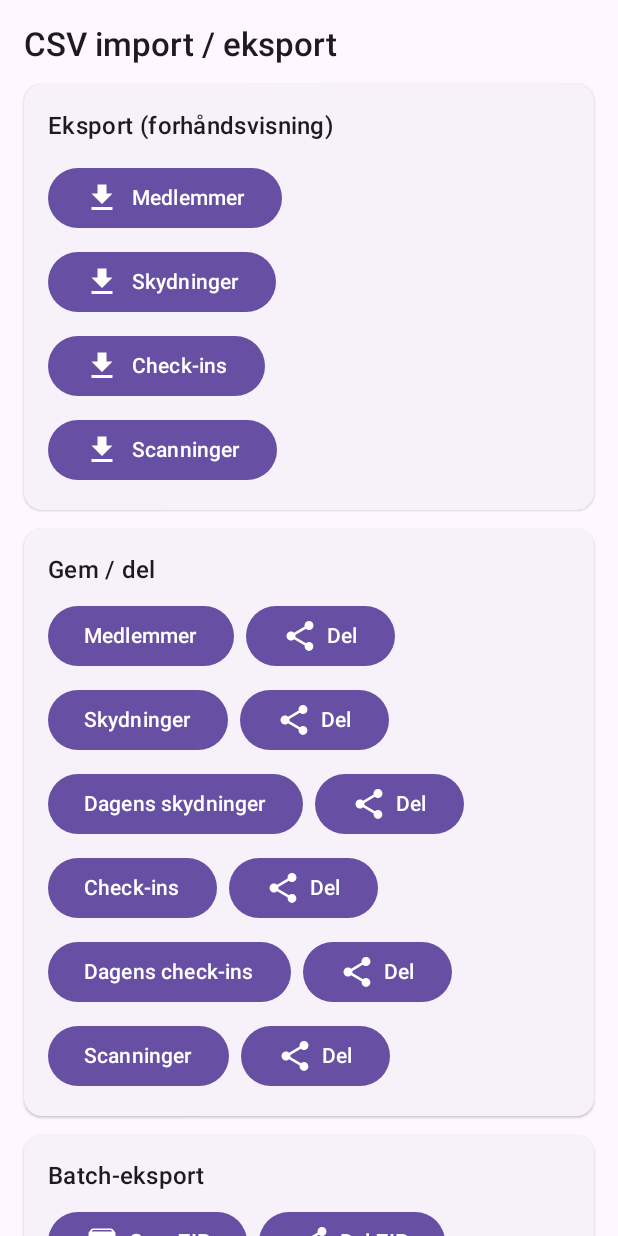
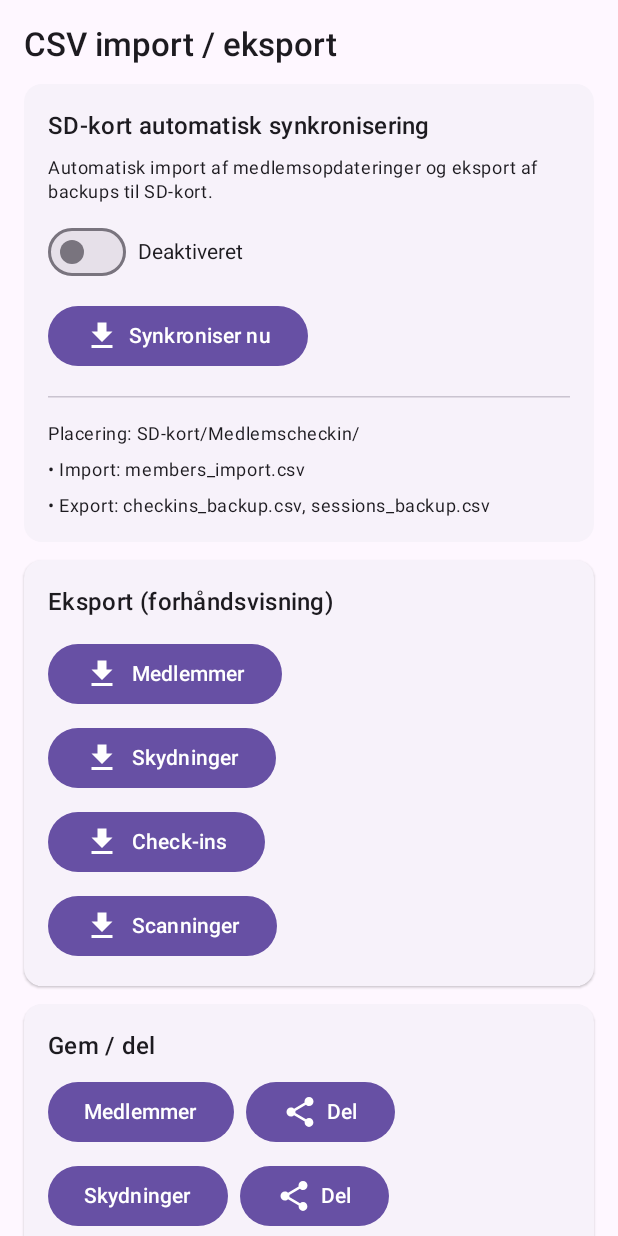
Before and after one commit to SBalslev/MemberregistrationApp, an Android app built with Jetpack Compose: the ImportExportScreen screen opened through its navigation route, on a phone screen of 412 x 824 dp. Run offline under Robolectric (Android 15) with nearby library versions, the light colour scheme and no system bars; our stand-ins replace Dagger/Hilt's generated code, Room's generated code; libraries missing offline, so code that uses them is left out: androidx.camera.core, androidx.camera.lifecycle, androidx.camera.view, com.journeyapps.barcodescanner; 5 statements that could not run were skipped.

Commit message:
feat(sd-card-sync): implement automatic import/export functionality for member data and backups

```diff
--- a/app/src/main/java/com/club/medlems/ui/importexport/ImportExportScreen.kt
+++ b/app/src/main/java/com/club/medlems/ui/importexport/ImportExportScreen.kt
@@ -31,7 +31,10 @@ import androidx.compose.foundation.lazy.rememberLazyListState
 import com.club.medlems.ui.attendant.AdminActionsViewModel
 
 @Composable
-fun ImportExportScreen(onBack: () -> Unit, csvService: CsvService = hiltViewModel<ImportExportViewModel>().csvService) {
+fun ImportExportScreen(onBack: () -> Unit, viewModel: ImportExportViewModel = hiltViewModel()) {
+    val csvService = viewModel.csvService
+    val sdCardSyncManager = viewModel.sdCardSyncManager
+    val sdCardSyncPreferences = viewModel.sdCardSyncPreferences
     val scope = rememberCoroutineScope()
     val context = LocalContext.current
     val exporter = remember { CsvFileExporter(context) }
@@ -41,6 +44,9 @@ fun ImportExportScreen(onBack: () -> Unit, csvService: CsvService = hiltViewMode
     var scanEventsCsv by remember { mutableStateOf<String?>(null) }
     var importResult by remember { mutableStateOf<String?>(null) }
     var importing by remember { mutableStateOf(false) }
+    var sdSyncEnabled by remember { mutableStateOf(sdCardSyncPreferences.isAutoSyncEnabled()) }
+    var sdSyncResult by remember { mutableStateOf<String?>(null) }
+    var sdSyncing by remember { mutableStateOf(false) }
     val picker = rememberLauncherForActivityResult(ActivityResultContracts.OpenDocument()) { uri: Uri? ->
         if (uri != null) {
             scope.launch {
@@ -65,6 +71,71 @@ fun ImportExportScreen(onBack: () -> Unit, csvService: CsvService = hiltViewMode
         horizontalAlignment = Alignment.Start
     ) {
         Text("CSV import / eksport", style = MaterialTheme.typography.titleLarge, fontWeight = FontWeight.SemiBold)
+        Spacer(Modifier.height(12.dp))
+
+        // SD Card Auto-Sync Section
+        ElevatedCard(Modifier.fillMaxWidth()) {
+            Column(Modifier.fillMaxWidth().padding(16.dp), verticalArrangement = Arrangement.spacedBy(8.dp)) {
+                Text("SD-kort automatisk synkronisering", style = MaterialTheme.typography.titleMedium)
+                Text("Automatisk import af medlemsopdateringer og eksport af backups til SD-kort.",
+                     style = MaterialTheme.typography.bodySmall)
+
+                Row(verticalAlignment = Alignment.CenterVertically, modifier = Modifier.fillMaxWidth()) {
+                    Switch(
+                        checked = sdSyncEnabled,
+                        onCheckedChange = { enabled ->
+                            sdSyncEnabled = enabled
+                            sdCardSyncPreferences.setAutoSyncEnabled(enabled)
+                            if (enabled) {
+                                sdCardSyncManager.startAutoSync()
+                                Toast.makeText(context, "Auto-synkronisering aktiveret", Toast.LENGTH_SHORT).show()
+                            } else {
+                                sdCardSyncManager.stopAutoSync()
+                                Toast.makeText(context, "Auto-synkronisering deaktiveret", Toast.LENGTH_SHORT).show()
+                            }
+                        }
+                    )
+                    Spacer(Modifier.width(8.dp))
+                    Text(if (sdSyncEnabled) "Aktiveret (hver time)" else "Deaktiveret")
+                }
+
+                Row(horizontalArrangement = Arrangement.spacedBy(8.dp)) {
+                    Button(
+                        enabled = !sdSyncing,
+                        onClick = {
+                            scope.launch {
+                                sdSyncing = true
+                                sdSyncResult = null
+                                try {
+                                    val result = sdCardSyncManager.performSync()
+                                    sdSyncResult = result.message
+                                    Toast.makeText(context, result.message, Toast.LENGTH_LONG).show()
+                                } catch (e: Exception) {
+                                    sdSyncResult = "Fejl: ${e.message}"
+                                    Toast.makeText(context, "Fejl: ${e.message}", Toast.LENGTH_LONG).show()
+                                }
+                                sdSyncing = false
+                            }
+                        }
+                    ) {
+                        if (sdSyncing) CircularProgressIndicator(Modifier.size(16.dp), strokeWidth = 2.dp)
+                        else Icon(Icons.Default.FileDownload, contentDescription = null)
+                        Spacer(Modifier.width(6.dp))
+                        Text(if (sdSyncing) "Synkroniserer..." else "Synkroniser nu")
+                    }
+                }
+
+                if (sdSyncResult != null) {
+                    Text(sdSyncResult!!, style = MaterialTheme.typography.bodySmall)
+                }
+
+                HorizontalDivider(Modifier.padding(vertical = 8.dp))
+                Text("Placering: SD-kort/Medlemscheckin/", style = MaterialTheme.typography.bodySmall)
+                Text("• Import: members_import.csv", style = MaterialTheme.typography.bodySmall)
+                Text("• Export: checkins_backup.csv, sessions_backup.csv", style = MaterialTheme.typography.bodySmall)
+            }
+        }
+
         Spacer(Modifier.height(12.dp))
 
         ElevatedCard(Modifier.fillMaxWidth()) {
@@ -290,4 +361,8 @@ fun ImportExportScreen(onBack: () -> Unit, csvService: CsvService = hiltViewMode
 }
 
 @dagger.hilt.android.lifecycle.HiltViewModel
-class ImportExportViewModel @javax.inject.Inject constructor(val csvService: CsvService): androidx.lifecycle.ViewModel()
+class ImportExportViewModel @javax.inject.Inject constructor(
+    val csvService: CsvService,
+    val sdCardSyncManager: com.club.medlems.domain.csv.SdCardSyncManager,
+    val sdCardSyncPreferences: com.club.medlems.domain.prefs.SdCardSyncPreferences
+): androidx.lifecycle.ViewModel()
```
Also changed, not shown: app/src/main/java/com/club/medlems/MedlemsApp.kt (+11 -0 lines), app/src/main/java/com/club/medlems/domain/csv/SdCardSyncManager.kt (added, +161 -0 lines), app/src/main/java/com/club/medlems/domain/prefs/SdCardSyncPreferences.kt (added, +35 -0 lines), 1 other file.
